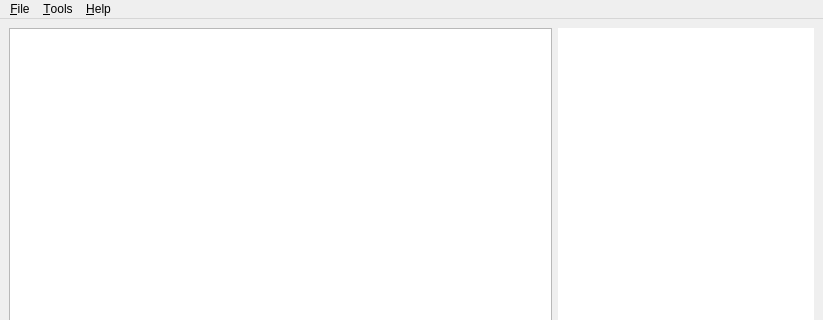
Above: kraken/kraken_gui/mainwindow.ui from blashu/kraken before the change; both pictures show x 0 to 823 and y 0 to 320 of the 823 by 682 pixel window. Below: the same form after it.
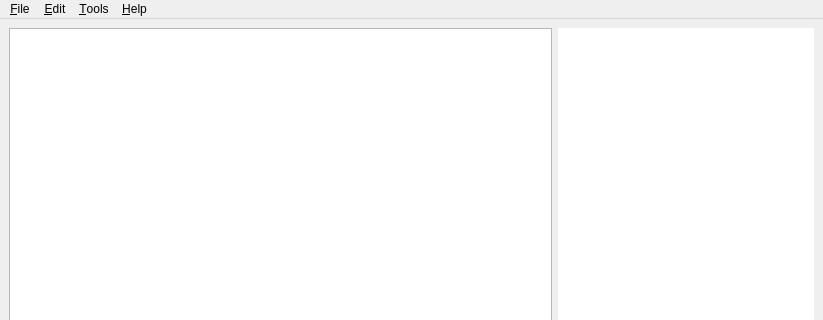
That is the form after the change. Icons and pictures are not drawn.

The edit to the form file:
```diff
--- a/kraken/kraken_gui/mainwindow.ui
+++ b/kraken/kraken_gui/mainwindow.ui
@@ -91,7 +91,14 @@
     <addaction name="actionShowProgramListing"/>
     <addaction name="actionShowUsedInstructions"/>
    </widget>
+   <widget class="QMenu" name="menuEdit">
+    <property name="title">
+     <string>&amp;Edit</string>
+    </property>
+    <addaction name="actionFind_va"/>
+   </widget>
    <addaction name="menuFile"/>
+   <addaction name="menuEdit"/>
    <addaction name="menuTools"/>
    <addaction name="menuHelp"/>
   </widget>
```
Left out of the diff: 5 changed lines with no effect on the pictures.
